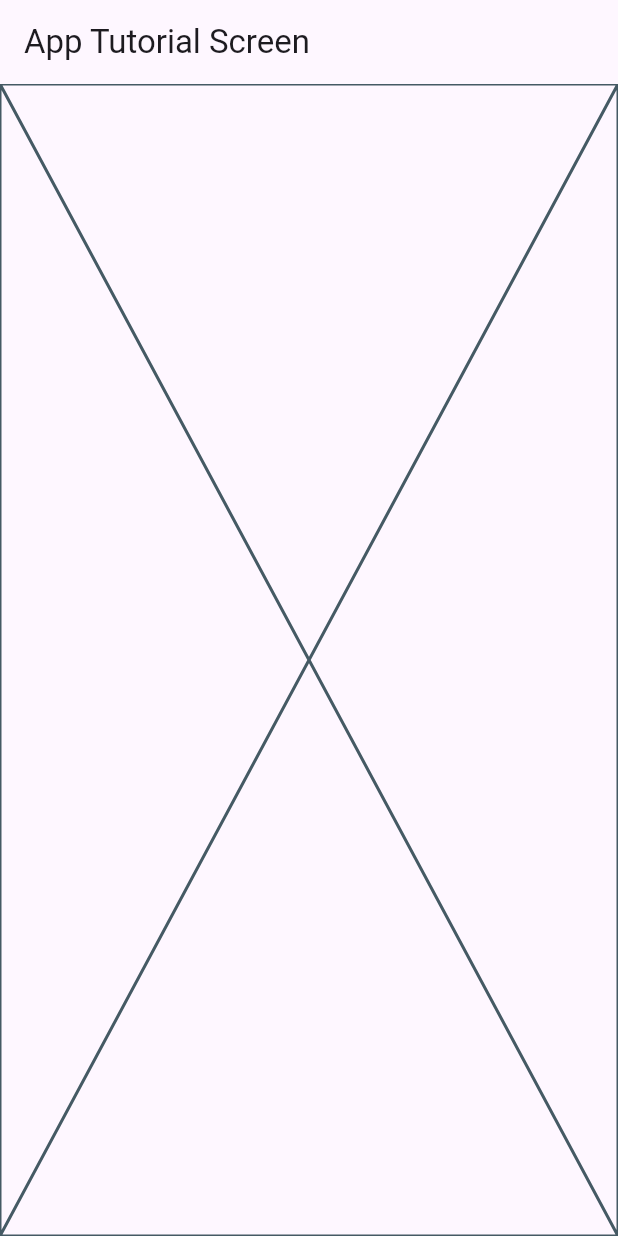
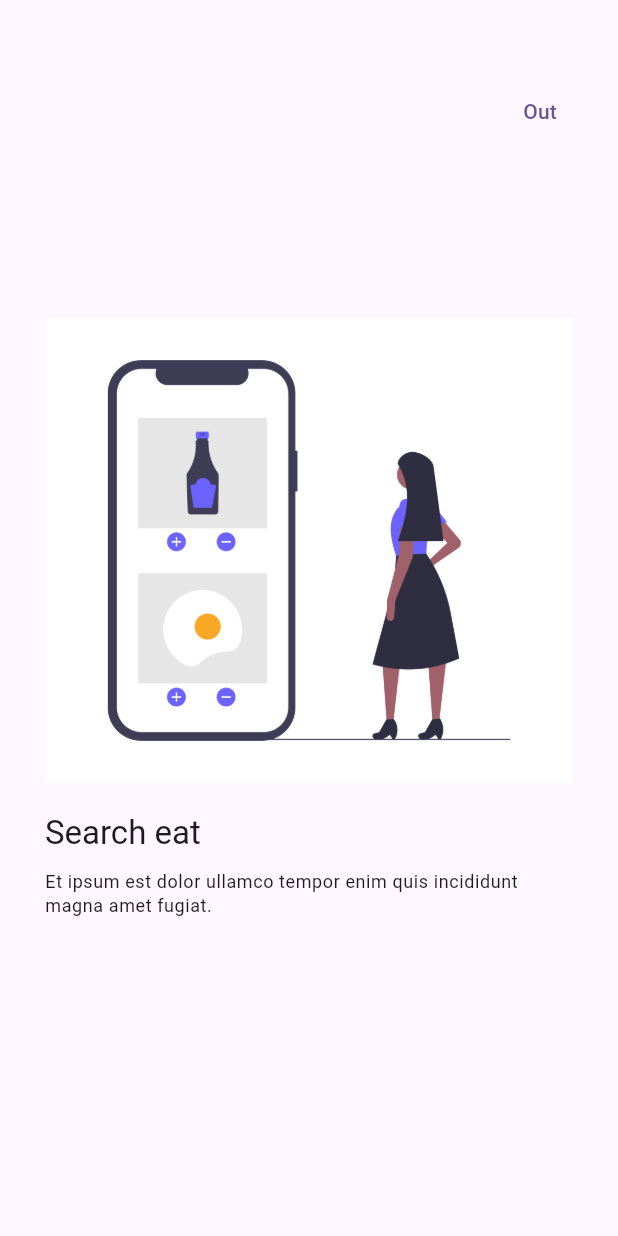
Before and after one commit to JaviKo500/widgets_app, a Flutter app: the AppTutorialScreen screen opened by its route, on a phone screen of 412 x 824 dp. Run offline on Flutter 3.47's test engine with Material 2 defaults, Android fonts, the phone set to English and light mode, and no system bars; our stand-ins replace go_router.

Commit message:
add page toturial

```diff
--- a/lib/presentation/screens/app_tutorial/app_tutorial_screen.dart
+++ b/lib/presentation/screens/app_tutorial/app_tutorial_screen.dart
@@ -1,4 +1,24 @@
 import 'package:flutter/material.dart';
+import 'package:go_router/go_router.dart';
+
+class SlideInfo {
+  final String title;
+  final String caption;
+  final String imageUrl;
+
+  SlideInfo(this.title, this.caption, this.imageUrl);
+}
+
+final slides = <SlideInfo>[
+  SlideInfo(
+      'Search eat',
+      'Et ipsum est dolor ullamco tempor enim quis incididunt magna amet fugiat.',
+      'assets/images/1.png'),
+  SlideInfo('Fast delivery', 'Minim amet commodo ea ea dolor labore laborum.',
+      'assets/images/2.png'),
+  SlideInfo('Search eat', 'Veniam deserunt velit proident id.',
+      'assets/images/3.png'),
+];
 
 class AppTutorialScreen extends StatelessWidget {
   static const name = 'app_tutorial_screen';
@@ -6,13 +26,69 @@ class AppTutorialScreen extends StatelessWidget {
   @override
   Widget build(BuildContext context) {
     return Scaffold(
-      appBar: AppBar(
-        title: const Text(
-          'App Tutorial Screen',
-          style: TextStyle()
+        body: Stack(
+          children: [
+            PageView(
+              physics: const BouncingScrollPhysics(),
+              children: slides
+                  .map((slide) => _Slide(
+                      title: slide.title,
+                      caption: slide.caption,
+                      imageUrl: slide.imageUrl))
+                  .toList(),
+            ),
+
+            Positioned(
+              right: 20,
+              top: 50,
+              child: TextButton(
+                onPressed: () => context.pop(),
+                child: const Text(
+                  'Out',
+                  style: TextStyle()
+                ),
+              )
+            ),
+          ],
+        ));
+  }
+}
+
+class _Slide extends StatelessWidget {
+  final String title;
+  final String caption;
+  final String imageUrl;
+  const _Slide({
+    required this.title,
+    required this.caption,
+    required this.imageUrl,
+  });
+
+  @override
+  Widget build(BuildContext context) {
+    final titleStyle = Theme.of(context).textTheme.titleLarge;
+    final captionStyle = Theme.of(context).textTheme.bodySmall;
+    return Padding(
+      padding: const EdgeInsets.symmetric(horizontal: 30),
+      child: Center(
+        child: Column(
+          mainAxisAlignment: MainAxisAlignment.center,
+          crossAxisAlignment: CrossAxisAlignment.start,
+          children: [
+            Image(
+              image: AssetImage(imageUrl),
+            ),
+            const SizedBox(
+              height: 20,
+            ),
+            Text(title, style: titleStyle),
+            const SizedBox(
+              height: 10,
+            ),
+            Text(caption, style: captionStyle),
+          ],
         ),
       ),
-      body: const Placeholder()
     );
   }
 }
--- a/pubspec.yaml
+++ b/pubspec.yaml
@@ -19,5 +19,5 @@ dev_dependencies:
 flutter:
   uses-material-design: true
 
-assets:
-  - assets/images/
+  assets:
+    - assets/images/
```
